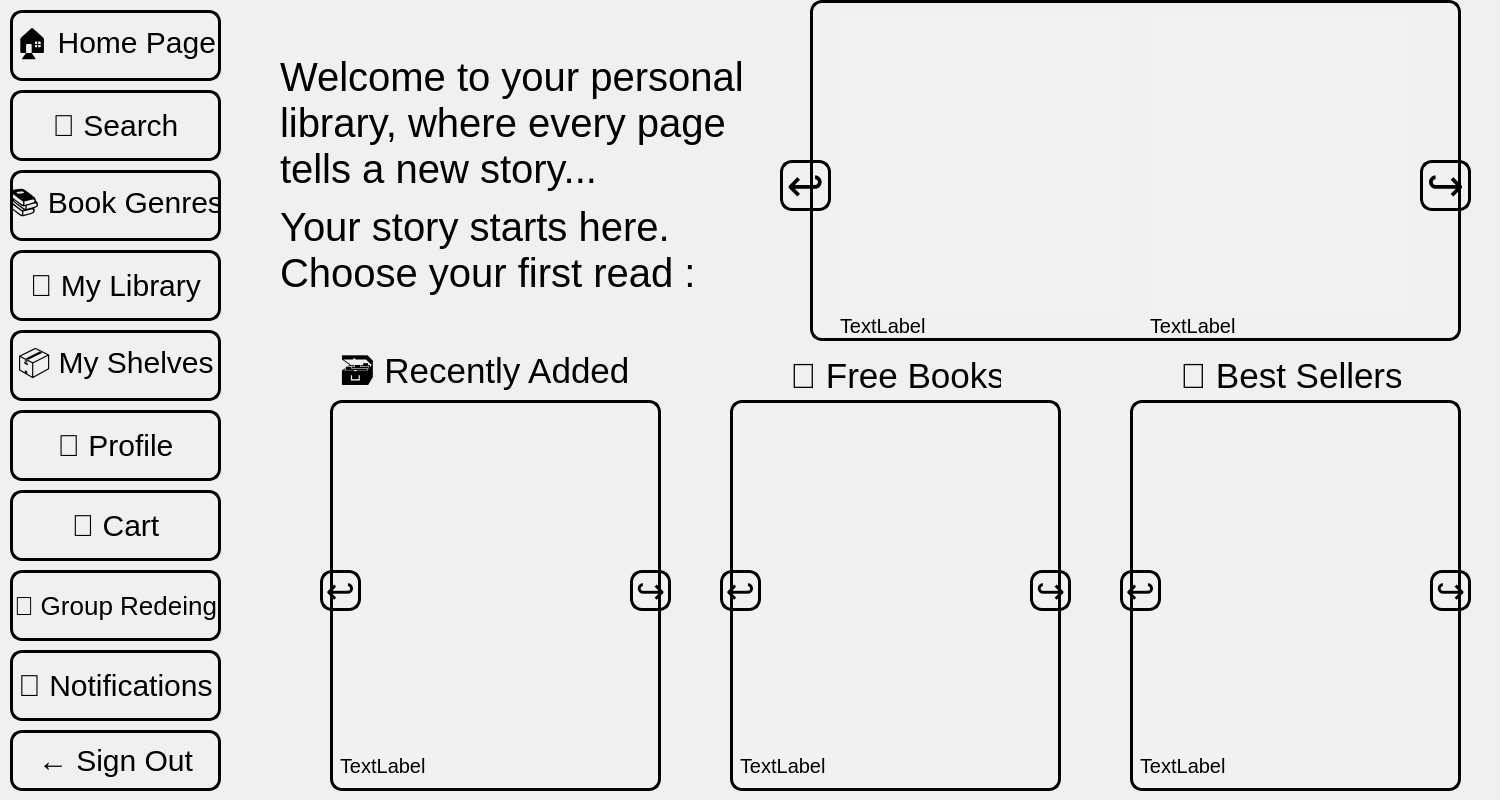
mohammadshirizadeh-sudo/book-club, file BookClubProject/appWindow/userwindow.ui: the form before one commit.
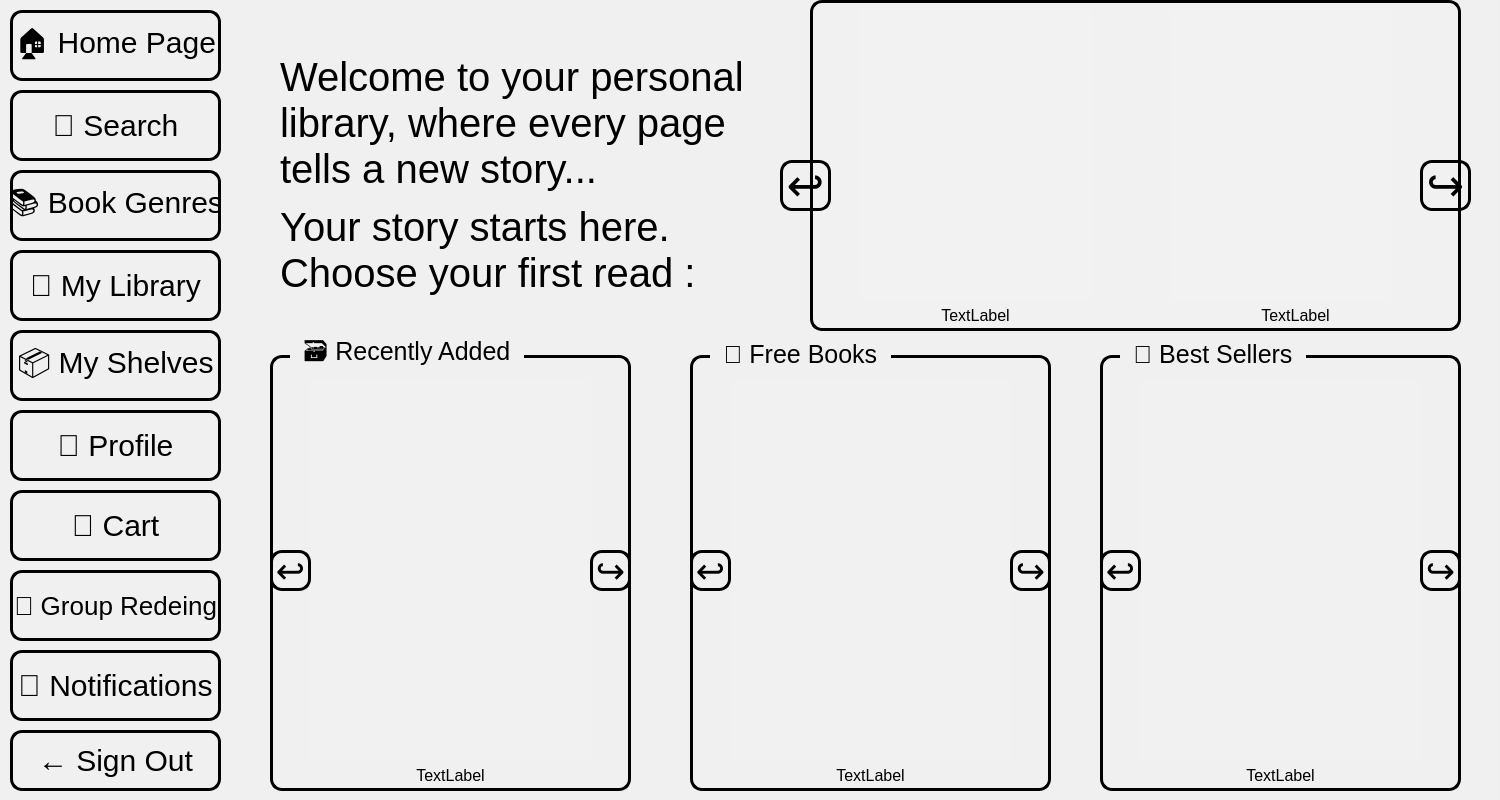
The form after the commit. Icons and pictures are not drawn.

The edit to the form file:
```diff
--- a/BookClubProject/appWindow/userwindow.ui
+++ b/BookClubProject/appWindow/userwindow.ui
@@ -219,111 +219,6 @@
      <bool>true</bool>
     </property>
    </widget>
-   <widget class="QLabel" name="label_4">
-    <property name="geometry">
-     <rect>
-      <x>340</x>
-      <y>350</y>
-      <width>291</width>
-      <height>51</height>
-     </rect>
-    </property>
-    <property name="styleSheet">
-     <string notr="true">QLabel {
-	background: transparent;
-	font: 700 9pt &quot;Script MT Bold&quot;;
-	font-size: 35px;
-	color: rgb(0, 0, 0);
-}</string>
-    </property>
-    <property name="text">
-     <string>🗃 Recently Added</string>
-    </property>
-   </widget>
-   <widget class="QLabel" name="label_5">
-    <property name="geometry">
-     <rect>
-      <x>790</x>
-      <y>350</y>
-      <width>211</width>
-      <height>51</height>
-     </rect>
-    </property>
-    <property name="styleSheet">
-     <string notr="true">QLabel {
-	background: transparent;
-	font: 700 9pt &quot;Script MT Bold&quot;;
-	font-size: 35px;
-	color: rgb(0, 0, 0);
-}</string>
-    </property>
-    <property name="text">
-     <string>📓 Free Books</string>
-    </property>
-   </widget>
-   <widget class="QLabel" name="label_6">
-    <property name="geometry">
-     <rect>
-      <x>1180</x>
-      <y>350</y>
-      <width>221</width>
-      <height>51</height>
-     </rect>
-    </property>
-    <property name="styleSheet">
-     <string notr="true">QLabel {
-	background: transparent;
-	font: 700 9pt &quot;Script MT Bold&quot;;
-	font-size: 35px;
-	color: rgb(0, 0, 0);
-}</string>
-    </property>
-    <property name="text">
-     <string>💸 Best Sellers</string>
-    </property>
-   </widget>
-   <widget class="QPushButton" name="nextPushButton">
-    <property name="geometry">
-     <rect>
-      <x>1030</x>
-      <y>570</y>
-      <width>41</width>
-      <height>41</height>
-     </rect>
-    </property>
-    <property name="styleSheet">
-     <string notr="true">color: rgb(0, 0, 0);
-font: 700 9pt &quot;Script MT Bold&quot;;
-font-size: 35px;
-border: 3px solid black;
-border-radius: 12px;
-</string>
-    </property>
-    <property name="text">
-     <string>↪️</string>
-    </property>
-   </widget>
-   <widget class="QPushButton" name="prevPushButton">
-    <property name="geometry">
-     <rect>
-      <x>720</x>
-      <y>570</y>
-      <width>41</width>
-      <height>41</height>
-     </rect>
-    </property>
-    <property name="styleSheet">
-     <string notr="true">color: rgb(0, 0, 0);
-font: 700 9pt &quot;Script MT Bold&quot;;
-font-size: 35px;
-border: 3px solid black;
-border-radius: 12px;
-</string>
-    </property>
-    <property name="text">
-     <string>↩️</string>
-    </property>
-   </widget>
    <widget class="QPushButton" name="nextRecPushButton">
     <property name="geometry">
      <rect>
@@ -364,129 +259,13 @@
      <string>↩️</string>
     </property>
    </widget>
-   <widget class="QPushButton" name="prevNewPushButton">
-    <property name="geometry">
-     <rect>
-      <x>320</x>
-      <y>570</y>
-      <width>41</width>
-      <height>41</height>
-     </rect>
-    </property>
-    <property name="styleSheet">
-     <string notr="true">color: rgb(0, 0, 0);
-font: 700 9pt &quot;Script MT Bold&quot;;
-font-size: 35px;
-border: 3px solid black;
-border-radius: 12px;
-</string>
-    </property>
-    <property name="text">
-     <string>↩️</string>
-    </property>
-   </widget>
-   <widget class="QPushButton" name="nextNewPushButton">
-    <property name="geometry">
-     <rect>
-      <x>630</x>
-      <y>570</y>
-      <width>41</width>
-      <height>41</height>
-     </rect>
-    </property>
-    <property name="styleSheet">
-     <string notr="true">color: rgb(0, 0, 0);
-font: 700 9pt &quot;Script MT Bold&quot;;
-font-size: 35px;
-border: 3px solid black;
-border-radius: 12px;
-</string>
-    </property>
-    <property name="text">
-     <string>↪️</string>
-    </property>
-   </widget>
-   <widget class="QPushButton" name="prevBestSellerPushButton">
-    <property name="geometry">
-     <rect>
-      <x>1120</x>
-      <y>570</y>
-      <width>41</width>
-      <height>41</height>
-     </rect>
-    </property>
-    <property name="styleSheet">
-     <string notr="true">color: rgb(0, 0, 0);
-font: 700 9pt &quot;Script MT Bold&quot;;
-font-size: 35px;
-border: 3px solid black;
-border-radius: 12px;</string>
-    </property>
-    <property name="text">
-     <string>↩️</string>
-    </property>
-   </widget>
-   <widget class="QPushButton" name="nextBestSellerPushButton">
-    <property name="geometry">
-     <rect>
-      <x>1430</x>
-      <y>570</y>
-      <width>41</width>
-      <height>41</height>
-     </rect>
-    </property>
-    <property name="styleSheet">
-     <string notr="true">color: rgb(0, 0, 0);
-font: 700 9pt &quot;Script MT Bold&quot;;
-font-size: 35px;
-border: 3px solid black;
-border-radius: 12px;</string>
-    </property>
-    <property name="text">
-     <string>↪️</string>
-    </property>
-   </widget>
-   <widget class="QLabel" name="newBooksLabel">
-    <property name="geometry">
-     <rect>
-      <x>330</x>
-      <y>400</y>
-      <width>331</width>
-      <height>391</height>
-     </rect>
-    </property>
-    <property name="styleSheet">
-     <string notr="true">border: 3px solid black;
-border-radius: 12px;</string>
-    </property>
-    <property name="text">
-     <string/>
-    </property>
-   </widget>
-   <widget class="QLabel" name="freeBooksLabel">
-    <property name="geometry">
-     <rect>
-      <x>730</x>
-      <y>400</y>
-      <width>331</width>
-      <height>391</height>
-     </rect>
-    </property>
-    <property name="styleSheet">
-     <string notr="true">border: 3px solid black;
-border-radius: 12px;</string>
-    </property>
-    <property name="text">
-     <string/>
-    </property>
-   </widget>
    <widget class="QLabel" name="recommendedBooksLabel">
     <property name="geometry">
      <rect>
       <x>810</x>
       <y>0</y>
       <width>651</width>
-      <height>341</height>
+      <height>331</height>
      </rect>
     </property>
     <property name="styleSheet">
@@ -500,9 +279,9 @@
    <widget class="QLabel" name="recommendedBooksTitleLabel1">
     <property name="geometry">
      <rect>
-      <x>840</x>
-      <y>310</y>
-      <width>261</width>
+      <x>820</x>
+      <y>300</y>
+      <width>311</width>
       <height>31</height>
      </rect>
     </property>
@@ -512,51 +291,15 @@
 font-size: 20px;</string>
     </property>
     <property name="text">
-     <string>TextLabel</string>
-    </property>
-   </widget>
-   <widget class="QLabel" name="freeBooksTitleLabel">
-    <property name="geometry">
-     <rect>
-      <x>740</x>
-      <y>750</y>
-      <width>311</width>
-      <height>31</height>
-     </rect>
-    </property>
-    <property name="styleSheet">
-     <string notr="true">font-size: 20px; 
-background: transparent;
-color: rgb(0, 0, 0);</string>
-    </property>
-    <property name="text">
-     <string>TextLabel</string>
-    </property>
-   </widget>
-   <widget class="QLabel" name="newBooksTitleLabel">
-    <property name="geometry">
-     <rect>
-      <x>340</x>
-      <y>750</y>
-      <width>311</width>
-      <height>31</height>
-     </rect>
-    </property>
-    <property name="styleSheet">
-     <string notr="true">font-size: 20px;
-background: transparent;
-color: rgb(0, 0, 0);</string>
-    </property>
-    <property name="text">
-     <string>TextLabel</string>
+     <string>&lt;html&gt;&lt;head/&gt;&lt;body&gt;&lt;p align=&quot;center&quot;&gt;&lt;span style=&quot; font-size:12pt;&quot;&gt;TextLabel&lt;/span&gt;&lt;/p&gt;&lt;/body&gt;&lt;/html&gt;</string>
     </property>
    </widget>
    <widget class="QLabel" name="recommendedBooksTitleLabel2">
     <property name="geometry">
      <rect>
-      <x>1150</x>
-      <y>310</y>
-      <width>261</width>
+      <x>1140</x>
+      <y>300</y>
+      <width>311</width>
       <height>31</height>
      </rect>
     </property>
@@ -566,15 +309,15 @@
 font-size: 20px;</string>
     </property>
     <property name="text">
-     <string>TextLabel</string>
+     <string>&lt;html&gt;&lt;head/&gt;&lt;body&gt;&lt;p align=&quot;center&quot;&gt;&lt;span style=&quot; font-size:12pt;&quot;&gt;TextLabel&lt;/span&gt;&lt;/p&gt;&lt;/body&gt;&lt;/html&gt;</string>
     </property>
    </widget>
    <widget class="QLabel" name="recommendedBooksLabel1">
     <property name="geometry">
      <rect>
-      <x>840</x>
-      <y>20</y>
-      <width>281</width>
+      <x>860</x>
+      <y>10</y>
+      <width>231</width>
       <height>291</height>
      </rect>
     </property>
@@ -588,9 +331,9 @@
    <widget class="QLabel" name="recommendedBooksLabel2">
     <property name="geometry">
      <rect>
-      <x>1150</x>
-      <y>20</y>
-      <width>261</width>
+      <x>1170</x>
+      <y>10</y>
+      <width>221</width>
       <height>291</height>
      </rect>
     </property>
@@ -601,41 +344,6 @@
      <string/>
     </property>
    </widget>
-   <widget class="QLabel" name="bestSellersLabel">
-    <property name="geometry">
-     <rect>
-      <x>1130</x>
-      <y>400</y>
-      <width>331</width>
-      <height>391</height>
-     </rect>
-    </property>
-    <property name="styleSheet">
-     <string notr="true">border: 3px solid black;
-border-radius: 12px;</string>
-    </property>
-    <property name="text">
-     <string/>
-    </property>
-   </widget>
-   <widget class="QLabel" name="bestSellersTitleLabel">
-    <property name="geometry">
-     <rect>
-      <x>1140</x>
-      <y>750</y>
-      <width>311</width>
-      <height>31</height>
-     </rect>
-    </property>
-    <property name="styleSheet">
-     <string notr="true">font-size: 20px;
-background: transparent;
-color: rgb(0, 0, 0);</string>
-    </property>
-    <property name="text">
-     <string>TextLabel</string>
-    </property>
-   </widget>
    <widget class="QPushButton" name="pushButton_8">
     <property name="geometry">
      <rect>
@@ -702,7 +410,322 @@
      <string>👥 Group Redeing</string>
     </property>
    </widget>
-   <zorder>bestSellersLabel</zorder>
+   <widget class="QGroupBox" name="groupBox">
+    <property name="geometry">
+     <rect>
+      <x>270</x>
+      <y>340</y>
+      <width>361</width>
+      <height>451</height>
+     </rect>
+    </property>
+    <property name="styleSheet">
+     <string notr="true">QGroupBox {
+    font: 700 13pt &quot;Script MT Bold&quot;;
+    font-size: 25px;
+    color: rgb(0, 0, 0);
+    border: 3px solid black;
+    border-radius: 12px;
+    margin-top: 15px;
+    padding-top: 10px;
+}
+
+QGroupBox::title {
+    subcontrol-origin: margin;
+    left: 20px;
+    padding: 0 10px;
+}</string>
+    </property>
+    <property name="title">
+     <string>🗃 Recently Added</string>
+    </property>
+    <widget class="QLabel" name="newBooksLabel">
+     <property name="geometry">
+      <rect>
+       <x>40</x>
+       <y>39</y>
+       <width>281</width>
+       <height>381</height>
+      </rect>
+     </property>
+     <property name="styleSheet">
+      <string notr="true"/>
+     </property>
+     <property name="text">
+      <string/>
+     </property>
+    </widget>
+    <widget class="QLabel" name="newBooksTitleLabel">
+     <property name="geometry">
+      <rect>
+       <x>10</x>
+       <y>420</y>
+       <width>341</width>
+       <height>31</height>
+      </rect>
+     </property>
+     <property name="styleSheet">
+      <string notr="true">font-size: 20px;
+background: transparent;
+color: rgb(0, 0, 0);</string>
+     </property>
+     <property name="text">
+      <string>&lt;html&gt;&lt;head/&gt;&lt;body&gt;&lt;p align=&quot;center&quot;&gt;&lt;span style=&quot; font-size:12pt;&quot;&gt;TextLabel&lt;/span&gt;&lt;/p&gt;&lt;/body&gt;&lt;/html&gt;</string>
+     </property>
+    </widget>
+    <widget class="QPushButton" name="prevNewPushButton">
+     <property name="geometry">
+      <rect>
+       <x>0</x>
+       <y>210</y>
+       <width>41</width>
+       <height>41</height>
+      </rect>
+     </property>
+     <property name="styleSheet">
+      <string notr="true">color: rgb(0, 0, 0);
+font: 700 9pt &quot;Script MT Bold&quot;;
+font-size: 35px;
+border: 3px solid black;
+border-radius: 12px;
+</string>
+     </property>
+     <property name="text">
+      <string>↩️</string>
+     </property>
+    </widget>
+    <widget class="QPushButton" name="nextNewPushButton">
+     <property name="geometry">
+      <rect>
+       <x>320</x>
+       <y>210</y>
+       <width>41</width>
+       <height>41</height>
+      </rect>
+     </property>
+     <property name="styleSheet">
+      <string notr="true">color: rgb(0, 0, 0);
+font: 700 9pt &quot;Script MT Bold&quot;;
+font-size: 35px;
+border: 3px solid black;
+border-radius: 12px;
+</string>
+     </property>
+     <property name="text">
+      <string>↪️</string>
+     </property>
+    </widget>
+   </widget>
+   <widget class="QGroupBox" name="groupBox_2">
+    <property name="geometry">
+     <rect>
+      <x>690</x>
+      <y>340</y>
+      <width>361</width>
+      <height>451</height>
+     </rect>
+    </property>
+    <property name="styleSheet">
+     <string notr="true">QGroupBox {
+    font: 700 13pt &quot;Script MT Bold&quot;;
+    font-size: 25px;
+    color: rgb(0, 0, 0);
+    border: 3px solid black;
+    border-radius: 12px;
+    margin-top: 15px;
+    padding-top: 10px;
+}
+
+QGroupBox::title {
+    subcontrol-origin: margin;
+    left: 20px;
+    padding: 0 10px;
+}</string>
+    </property>
+    <property name="title">
+     <string>📓 Free Books</string>
+    </property>
+    <widget class="QLabel" name="freeBooksLabel">
+     <property name="geometry">
+      <rect>
+       <x>40</x>
+       <y>40</y>
+       <width>281</width>
+       <height>381</height>
+      </rect>
+     </property>
+     <property name="styleSheet">
+      <string notr="true"/>
+     </property>
+     <property name="text">
+      <string/>
+     </property>
+    </widget>
+    <widget class="QLabel" name="freeBooksTitleLabel">
+     <property name="geometry">
+      <rect>
+       <x>10</x>
+       <y>420</y>
+       <width>341</width>
+       <height>31</height>
+      </rect>
+     </property>
+     <property name="styleSheet">
+      <string notr="true">font-size: 20px; 
+background: transparent;
+color: rgb(0, 0, 0);</string>
+     </property>
+     <property name="text">
+      <string>&lt;html&gt;&lt;head/&gt;&lt;body&gt;&lt;p align=&quot;center&quot;&gt;&lt;span style=&quot; font-size:12pt;&quot;&gt;TextLabel&lt;/span&gt;&lt;/p&gt;&lt;/body&gt;&lt;/html&gt;</string>
+     </property>
+    </widget>
+    <widget class="QPushButton" name="prevPushButton">
+     <property name="geometry">
+      <rect>
+       <x>0</x>
+       <y>210</y>
+       <width>41</width>
+       <height>41</height>
+      </rect>
+     </property>
+     <property name="styleSheet">
+      <string notr="true">color: rgb(0, 0, 0);
+font: 700 9pt &quot;Script MT Bold&quot;;
+font-size: 35px;
+border: 3px solid black;
+border-radius: 12px;
+</string>
+     </property>
+     <property name="text">
+      <string>↩️</string>
+     </property>
+    </widget>
+    <widget class="QPushButton" name="nextPushButton">
+     <property name="geometry">
+      <rect>
+       <x>320</x>
+       <y>210</y>
+       <width>41</width>
+       <height>41</height>
+      </rect>
+     </property>
+     <property name="styleSheet">
+      <string notr="true">color: rgb(0, 0, 0);
+font: 700 9pt &quot;Script MT Bold&quot;;
+font-size: 35px;
+border: 3px solid black;
+border-radius: 12px;
+</string>
+     </property>
+     <property name="text">
+      <string>↪️</string>
+     </property>
+    </widget>
+   </widget>
+   <widget class="QGroupBox" name="groupBox_3">
+    <property name="geometry">
+     <rect>
+      <x>1100</x>
+      <y>340</y>
+      <width>361</width>
+      <height>451</height>
+     </rect>
+    </property>
+    <property name="styleSheet">
+     <string notr="true">QGroupBox {
+    font: 700 13pt &quot;Script MT Bold&quot;;
+    font-size: 25px;
+    color: rgb(0, 0, 0);
+    border: 3px solid black;
+    border-radius: 12px;
+    margin-top: 15px;
+    padding-top: 10px;
+}
+
+QGroupBox::title {
+    subcontrol-origin: margin;
+    left: 20px;
+    padding: 0 10px;
+}</string>
+    </property>
+    <property name="title">
+     <string>💸 Best Sellers</string>
+    </property>
+    <widget class="QLabel" name="bestSellersLabel">
+     <property name="geometry">
+      <rect>
+       <x>40</x>
+       <y>40</y>
+       <width>281</width>
+       <height>381</height>
+      </rect>
+     </property>
+     <property name="styleSheet">
+      <string notr="true"/>
+     </property>
+     <property name="text">
+      <string/>
+     </property>
+    </widget>
+    <widget class="QLabel" name="bestSellersTitleLabel">
+     <property name="geometry">
+      <rect>
+       <x>10</x>
+       <y>420</y>
+       <width>341</width>
+       <height>31</height>
+      </rect>
+     </property>
+     <property name="styleSheet">
+      <string notr="true">font-size: 20px;
+background: transparent;
+color: rgb(0, 0, 0);</string>
+     </property>
+     <property name="text">
+      <string>&lt;html&gt;&lt;head/&gt;&lt;body&gt;&lt;p align=&quot;center&quot;&gt;&lt;span style=&quot; font-size:12pt;&quot;&gt;TextLabel&lt;/span&gt;&lt;/p&gt;&lt;/body&gt;&lt;/html&gt;</string>
+     </property>
+    </widget>
+    <widget class="QPushButton" name="prevBestSellerPushButton">
+     <property name="geometry">
+      <rect>
+       <x>0</x>
+       <y>210</y>
+       <width>41</width>
+       <height>41</height>
+      </rect>
+     </property>
+     <property name="styleSheet">
+      <string notr="true">color: rgb(0, 0, 0);
+font: 700 9pt &quot;Script MT Bold&quot;;
+font-size: 35px;
+border: 3px solid black;
+border-radius: 12px;</string>
+     </property>
+     <property name="text">
+      <string>↩️</string>
+     </property>
+    </widget>
+    <widget class="QPushButton" name="nextBestSellerPushButton">
+     <property name="geometry">
+      <rect>
+       <x>320</x>
+       <y>210</y>
+       <width>41</width>
+       <height>41</height>
+      </rect>
+     </property>
+     <property name="styleSheet">
+      <string notr="true">color: rgb(0, 0, 0);
+font: 700 9pt &quot;Script MT Bold&quot;;
+font-size: 35px;
+border: 3px solid black;
+border-radius: 12px;</string>
+     </property>
+     <property name="text">
+      <string>↪️</string>
+     </property>
+    </widget>
+   </widget>
    <zorder>recommendedBooksLabel</zorder>
    <zorder>freeBooksLabel</zorder>
    <zorder>newBooksLabel</zorder>
```
Left out of the diff: 17 changed lines with no effect on the pictures.
